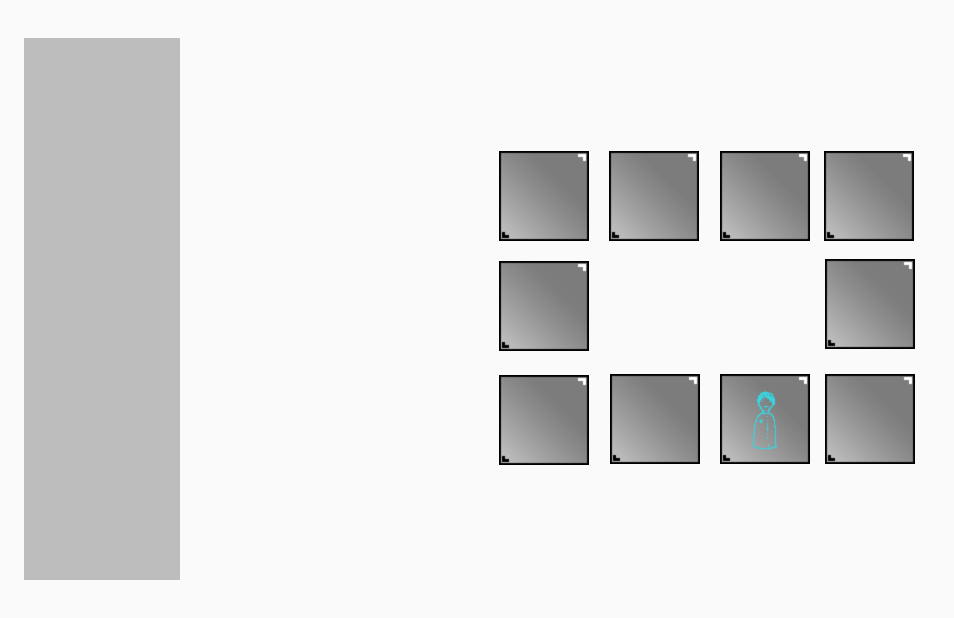
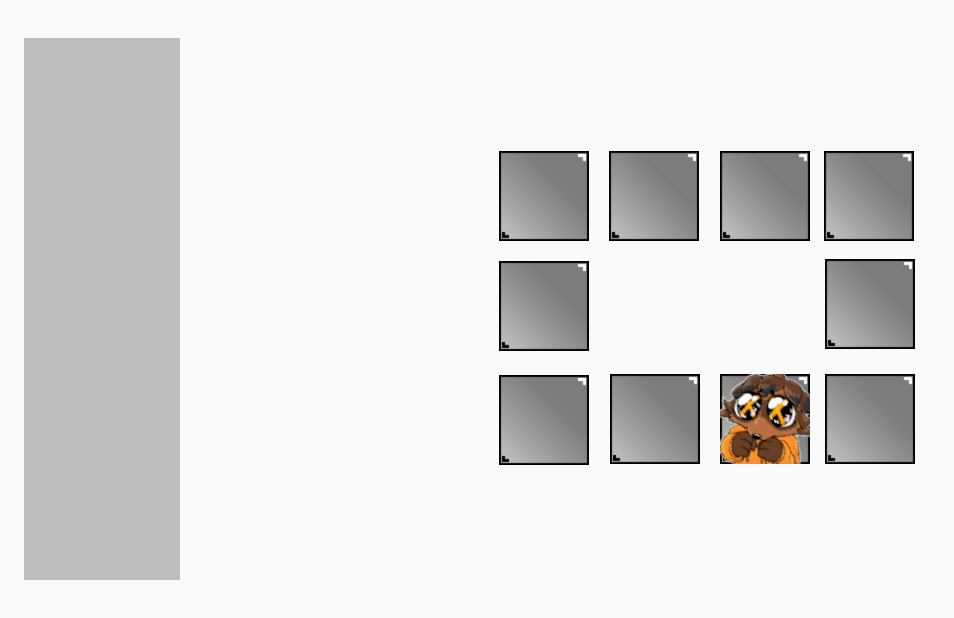
Before and after one commit to ZsomborHajzer/AppDev, an Android app built with Jetpack Compose: the GameBoardFragment screen opened directly, with no data from a screen before it, on a phone screen of 824 x 412 dp (held sideways). Shown: the whole screen, without its empty margins (0-954 px from the left). Run offline under Robolectric (Android 15) with nearby library versions, the phone set to English and light mode, and no system bars; 2 statements that could not run were skipped.

Commit message:
overhauled square tags and display systems

```diff
--- a/app/src/main/java/com/example/notpokemon/Character.kt
+++ b/app/src/main/java/com/example/notpokemon/Character.kt
@@ -10,8 +10,7 @@ class Character {
     public lateinit var currentSquare: GameBoardSquareFragment;
     public var squareHistory = ArrayList<GameBoardSquareFragment>();
     private val maxSquareHistory = 10;
-    public val characterIcon = R.drawable.board_square_occupied
-    public val defaultIcon = R.drawable.board_square
+    public val characterIcon = R.drawable.low_res_tanuki
 
     constructor(square: GameBoardSquareFragment){
         this.currentSquare = square;
@@ -26,7 +25,7 @@ class Character {
         var waitTime = 500L;
         var i = 1
         while (i <= number){
-            localCurrentSquare = localCurrentSquare.getNextSquares()[0] // TODO:: Implement multiple routes
+            localCurrentSquare = localCurrentSquare.getNextSquare() // TODO:: Implement multiple routes
             onMoveSquare(localCurrentSquare)
             i++;
             Thread.sleep(waitTime)
@@ -38,13 +37,13 @@ class Character {
     }
 
     public fun onMoveSquare(square:GameBoardSquareFragment){
+        currentSquare.clearSquareOverlay()
         addToSquareHistory(currentSquare)
-        squareHistory.last().setImageFromResource(defaultIcon)
         currentSquare = square
         indicateStandingOnSquare(currentSquare)
     }
     fun indicateStandingOnSquare(square:GameBoardSquareFragment){
-        square.setImageFromResource(characterIcon)
+        square.setOverlayFromResource(characterIcon)
     }
 
     fun addToSquareHistory(square: GameBoardSquareFragment){
--- a/app/src/main/java/com/example/notpokemon/GameBoardFragment.kt
+++ b/app/src/main/java/com/example/notpokemon/GameBoardFragment.kt
@@ -34,11 +34,13 @@ class GameBoardFragment : Fragment(){
         return this.squares.get(squareNumber);
     }
 
+
     override fun onCreateView(
         inflater: LayoutInflater, container: ViewGroup?,
         savedInstanceState: Bundle?
     ): View? {
         // Inflate the layout for this fragment
+        println("VIEW CREATED")
         return inflater.inflate(R.layout.fragment_game_board, container, false)
     }
 
@@ -57,6 +59,7 @@ class GameBoardFragment : Fragment(){
     private fun fetchChildSquares(){
         var viewGroup = this.view as ViewGroup;
         for (child in viewGroup.children){
+
             if(child::class == FragmentContainerView::class){
                 val fragmentChild = child as FragmentContainerView
                 squares.add(fragmentChild.getFragment<GameBoardSquareFragment>());
@@ -69,15 +72,11 @@ class GameBoardFragment : Fragment(){
     private fun assignLinearOrderToSquares(){
         var i = 0;
         while(i < squares.size){
-            var list = ArrayList<GameBoardSquareFragment>()
-
             if(i != squares.size - 1){ // if not final element
-                list.add(squares[i+1])
-                squares[i].setNextSquares(list)
+                squares[i].setNextSquare(squares[i+1])
             }
             else{ // if final element
-                list.add(squares[0])
-                squares[i].setNextSquares(list)
+                squares[i].setNextSquare(squares[0])
             }
             i++;
         }
@@ -93,7 +92,7 @@ class GameBoardFragment : Fragment(){
          * @return A new instance of fragment GameBoardFragment.
          */
         @JvmStatic
-        fun newInstance(param1: String, param2: String) =
+        fun newInstance() =
             GameBoardFragment()
     }
 }
--- a/app/src/main/java/com/example/notpokemon/GameBoardSquareFragment.kt
+++ b/app/src/main/java/com/example/notpokemon/GameBoardSquareFragment.kt
@@ -1,8 +1,7 @@
 package com.example.notpokemon
 
-import android.content.res.Resources
-import android.graphics.BitmapFactory
 import android.os.Bundle
+import android.os.Handler
 import androidx.fragment.app.Fragment
 import android.view.LayoutInflater
 import android.view.View
@@ -17,21 +16,12 @@ import androidx.constraintlayout.widget.ConstraintSet
  */
 class GameBoardSquareFragment : Fragment() {
 
-    private lateinit var nextSquares: ArrayList<GameBoardSquareFragment>
-    private lateinit var constraintSet: ConstraintSet
-    private lateinit var constraintLayout: ConstraintLayout
+    private lateinit var nextSquare: GameBoardSquareFragment
+    protected lateinit var baseImage: ImageView
+    protected lateinit var overlayImage: ImageView
 
     override fun onCreate(savedInstanceState: Bundle?) {
         super.onCreate(savedInstanceState)
-
-        this.nextSquares = ArrayList();
-    }
-
-    public fun setNextSquares(nextSquares: ArrayList<GameBoardSquareFragment>){
-        this.nextSquares = nextSquares
-    }
-    public fun getNextSquares(): ArrayList<GameBoardSquareFragment>{
-        return this.nextSquares
     }
 
     override fun onCreateView(
@@ -39,22 +29,45 @@ class GameBoardSquareFragment : Fragment() {
         savedInstanceState: Bundle?
     ): View? {
         // Inflate the layout for this fragment
-        println("VIEW CREATED")
         return inflater.inflate(R.layout.fragment_game_board_square, container, false)
     }
 
     override fun onViewCreated(view: View, savedInstanceState: Bundle?) {
         super.onViewCreated(view, savedInstanceState)
+        baseImage = requireView().findViewById(R.id.gameBoardSquareBaseImage)
+        overlayImage = requireView().findViewById(R.id.gameBoardSquareOverlayImage)
         InitializationCheck.haveInitialized()
     }
 
-    fun setImageFromResource(resource: Int){
-        val imageView = getImageView();
-        imageView.setImageResource(resource)
+    public fun setNextSquare(nextSquare: GameBoardSquareFragment){
+        this.nextSquare = nextSquare
+    }
+    public fun getNextSquare(): GameBoardSquareFragment{
+        return this.nextSquare
     }
 
-    fun getImageView() : ImageView{
-        return this.requireView().findViewById<ImageView>(R.id.gameBoardSquareImageView)
+    fun setOverlayFromResource(resource: Int){
+        // TODO:: temporary solution before merge
+        Handler(this.requireContext().mainLooper).post(
+            Runnable {
+                run {
+                    overlayImage.setImageResource(resource)
+                }
+
+            }
+        )
+    }
+
+    fun clearSquareOverlay(){
+        // TODO:: also temporary and sub-optimal
+        Handler(this.requireContext().mainLooper).post(
+            Runnable {
+                run {
+                    overlayImage.setImageResource(transparentOverlay)
+                }
+
+            }
+        )
     }
 
 
@@ -65,6 +78,8 @@ class GameBoardSquareFragment : Fragment() {
          *
          * @return A new instance of fragment GameBoardSquareFragment.
          */
+        val transparentOverlay = R.drawable.transparency
+
         @JvmStatic
         fun newInstance() =
             GameBoardSquareFragment()
--- /dev/null
+++ b/app/src/main/java/com/example/notpokemon/ViewTag.kt
@@ -0,0 +1,6 @@
+package com.example.notpokemon
+
+// list of Tag names used in layout
+enum class ViewTag {
+    gameBoardWalkableElement
+}
--- a/app/src/main/res/layout/fragment_game_board_square.xml
+++ b/app/src/main/res/layout/fragment_game_board_square.xml
@@ -2,16 +2,23 @@
 <FrameLayout xmlns:android="http://schemas.android.com/apk/res/android"
     xmlns:app="http://schemas.android.com/apk/res-auto"
     xmlns:tools="http://schemas.android.com/tools"
+    android:tag="gameBoardWalkableElement"
     android:layout_width="match_parent"
     android:layout_height="match_parent"
     tools:context=".GameBoardSquareFragment">
 
     <ImageView
-        android:id="@+id/gameBoardSquareImageView"
+        android:id="@+id/gameBoardSquareBaseImage"
         android:layout_width="fill_parent"
         android:layout_height="fill_parent"
         android:layout_centerInParent="true"
         android:adjustViewBounds="true"
         android:scaleType="fitXY"
         android:src="@drawable/board_square" />
+
+    <ImageView
+        android:id="@+id/gameBoardSquareOverlayImage"
+        android:layout_width="match_parent"
+        android:layout_height="match_parent"
+        android:src="@drawable/transparency" />
 </FrameLayout>
```
Also changed, not shown: app/src/main/res/drawable/low_res_tanuki.png (added), app/src/main/res/drawable/transparency.png (added).
